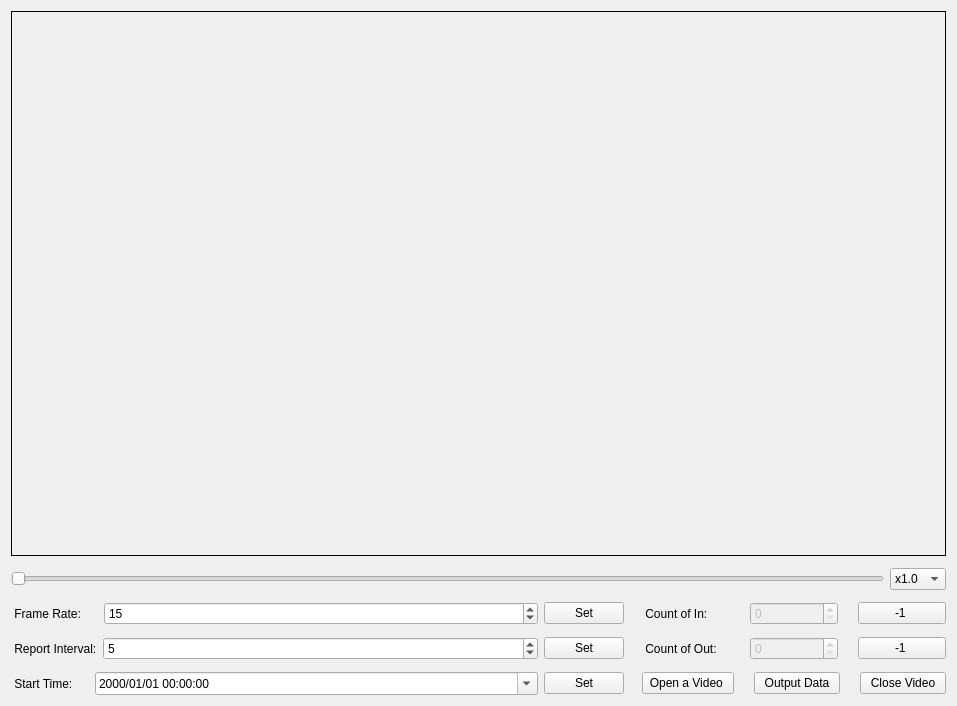
Above: AccuracyValidationTool/accuracyvalidationtool.ui from zhangjr138/accuracy-validation-tool before the change. Below: the same form after it.
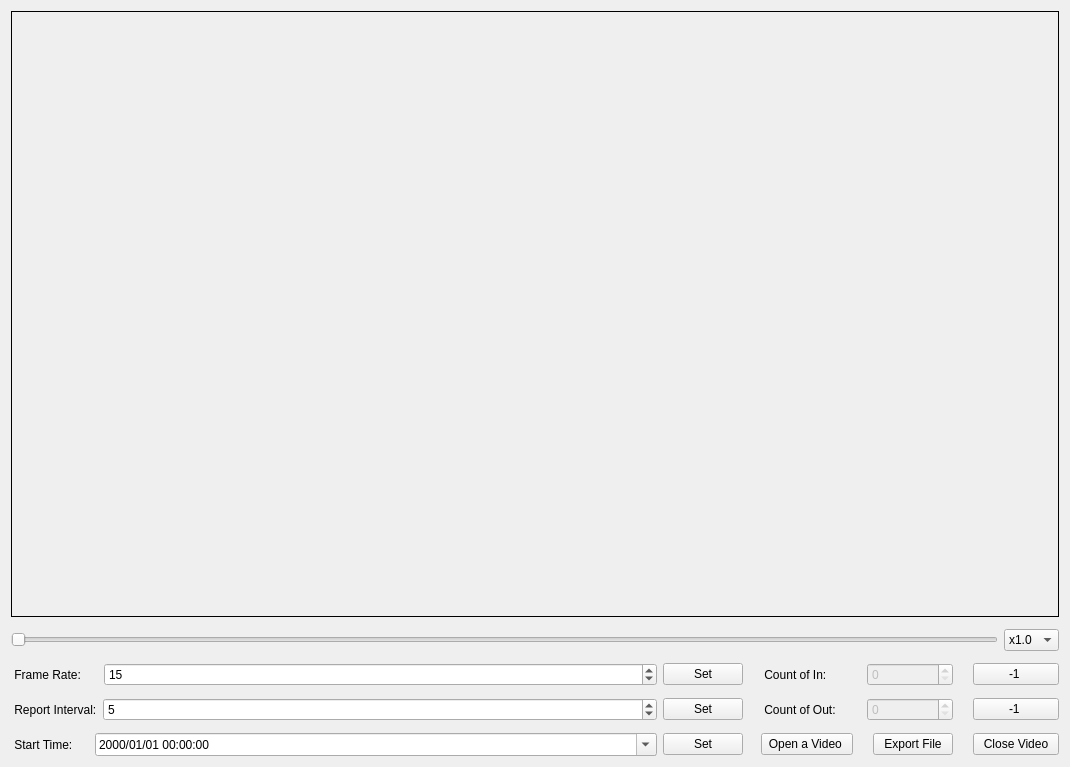
That is the form after the change.

Diff of the .ui file:
```diff
--- a/AccuracyValidationTool/accuracyvalidationtool.ui
+++ b/AccuracyValidationTool/accuracyvalidationtool.ui
@@ -6,8 +6,8 @@
    <rect>
     <x>0</x>
     <y>0</y>
-    <width>957</width>
-    <height>706</height>
+    <width>1070</width>
+    <height>767</height>
    </rect>
   </property>
   <property name="windowTitle">
@@ -21,7 +21,7 @@
     <item row="0" column="0" colspan="8">
      <widget class="QLabel" name="label_video">
       <property name="sizePolicy">
-       <sizepolicy hsizetype="Expanding" vsizetype="Expanding">
+       <sizepolicy hsizetype="Ignored" vsizetype="Expanding">
         <horstretch>0</horstretch>
         <verstretch>0</verstretch>
        </sizepolicy>
@@ -310,7 +310,7 @@
            </sizepolicy>
           </property>
           <property name="text">
-           <string>  Output Data  </string>
+           <string>  Export File  </string>
           </property>
          </widget>
         </item>
```
Left out of the diff: 52 changed lines with no effect on the pictures.
